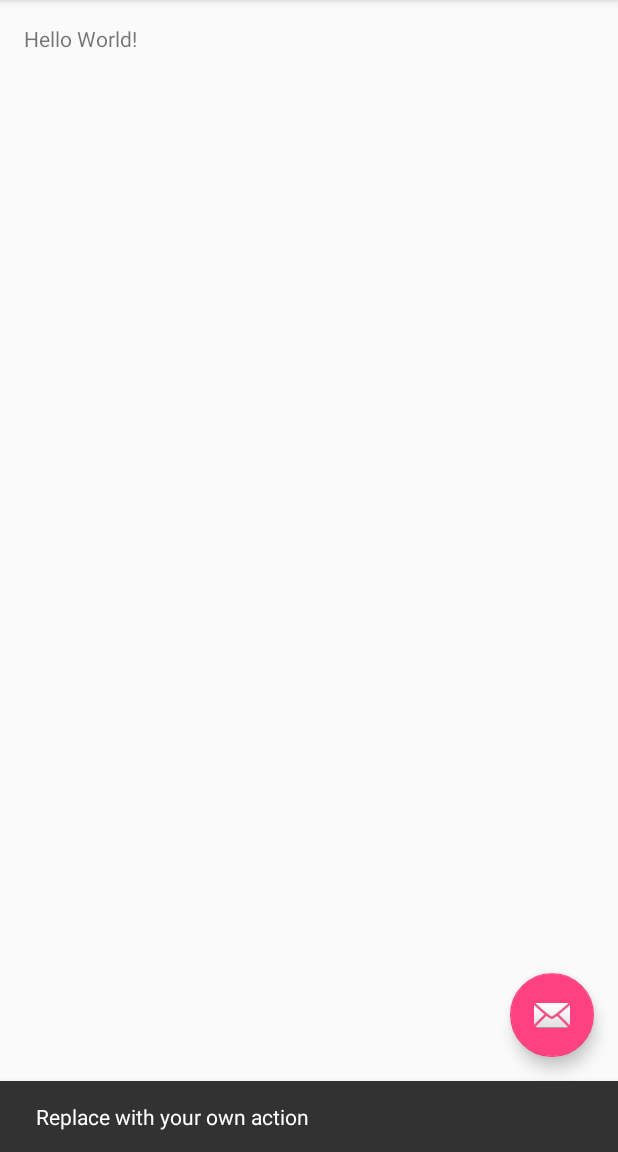
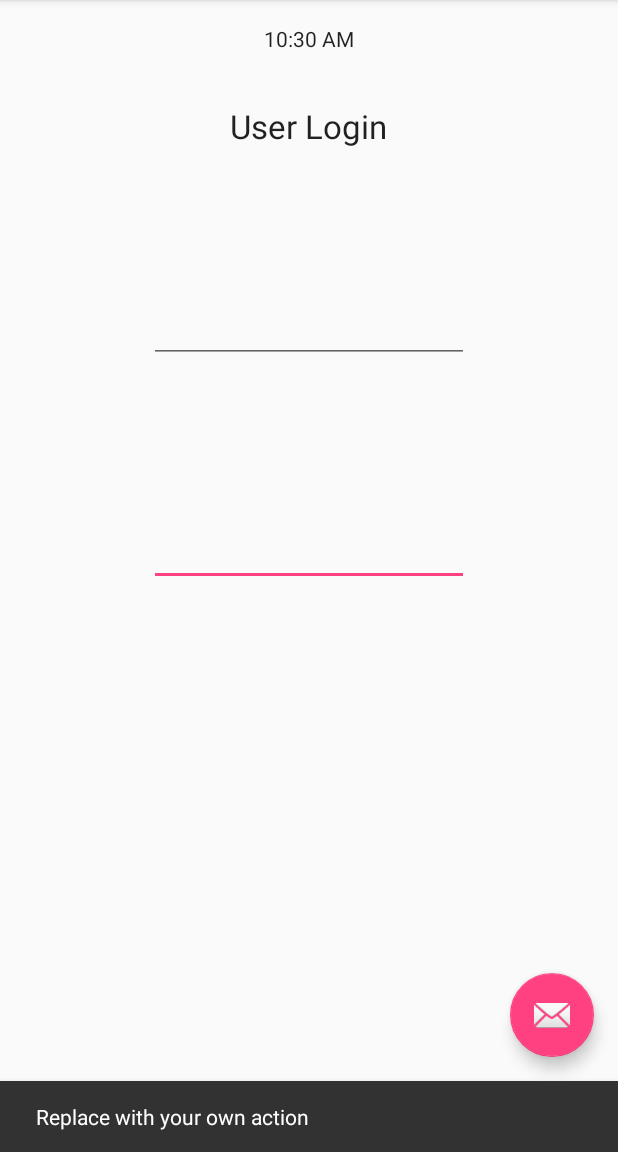
Before and after one commit to nsangvai/iQuap, an Android app: the screen it shows after launch (MainActivity), after a tap on an icon or button, on a phone screen of 412 x 824 dp, the part 84-1236 px from its top. Run offline under Robolectric (Android 15) with nearby library versions, the phone set to English and light mode, and no system bars.

Commit message:
removing helloworld & adding user login page.

```diff
--- a/Version0/app/src/main/res/layout/content_main.xml
+++ b/Version0/app/src/main/res/layout/content_main.xml
@@ -12,8 +12,41 @@
     tools:context="com.sms.iquap_00.MainActivity"
     tools:showIn="@layout/activity_main">
 
+    <TextClock
+        android:layout_width="wrap_content"
+        android:layout_height="wrap_content"
+        android:id="@+id/textClock"
+        android:layout_centerHorizontal="true" />
+
+    <EditText
+        android:layout_width="wrap_content"
+        android:layout_height="wrap_content"
+        android:inputType="textPassword"
+        android:ems="10"
+        android:id="@+id/editText"
+        android:layout_marginTop="103dp"
+        android:layout_below="@+id/editText2"
+        android:layout_centerHorizontal="true" />
+
+    <EditText
+        android:layout_width="wrap_content"
+        android:layout_height="wrap_content"
+        android:inputType="textEmailAddress"
+        android:ems="10"
+        android:id="@+id/editText2"
+        android:layout_marginTop="98dp"
+        android:layout_below="@+id/textView"
+        android:layout_alignLeft="@+id/editText"
+        android:layout_alignStart="@+id/editText" />
+
     <TextView
         android:layout_width="wrap_content"
         android:layout_height="wrap_content"
-        android:text="Hello World!" />
+        android:textAppearance="?android:attr/textAppearanceLarge"
+        android:text="User Login"
+        android:id="@+id/textView"
+        android:layout_below="@+id/textClock"
+        android:layout_centerHorizontal="true"
+        android:layout_marginTop="34dp" />
+
 </RelativeLayout>
```
